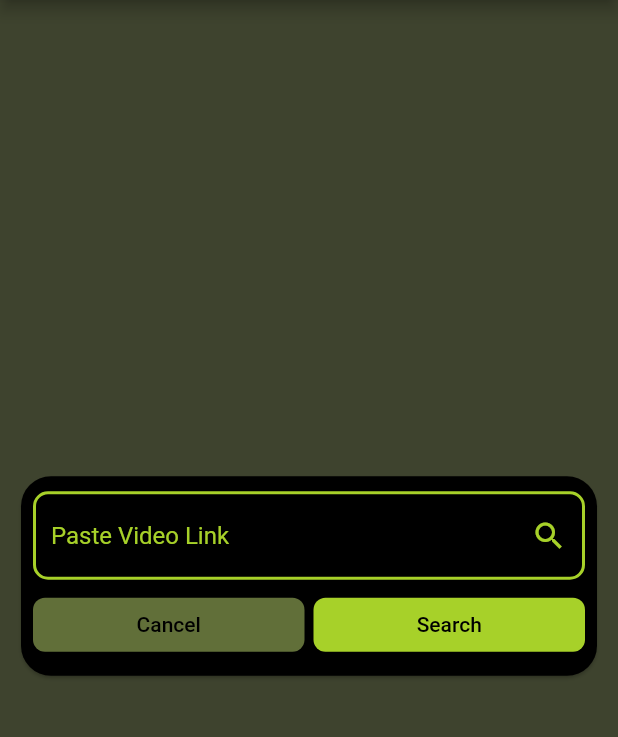
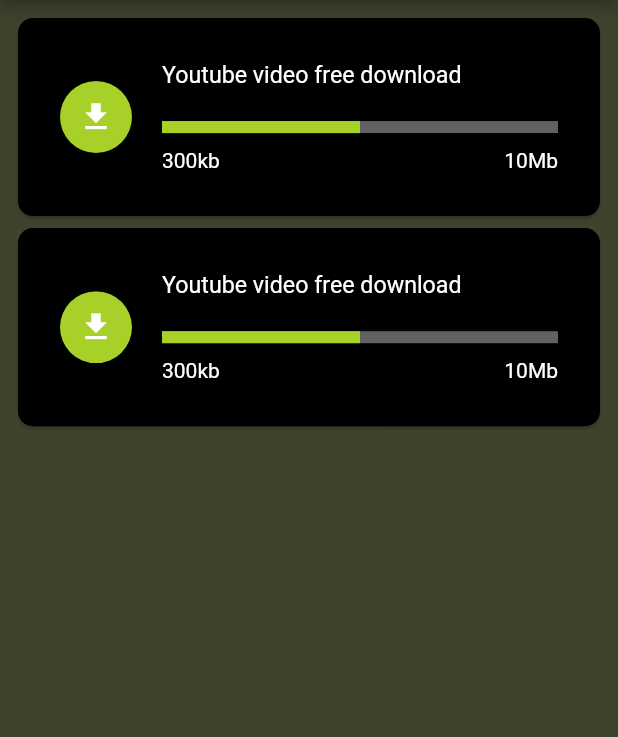
Before and after one commit to NouzNoushad/YT_Downloader, a Flutter app: the screen it shows after launch, on a phone screen of 412 x 824 dp, the part 84-821 px from its top. Run offline on Flutter 3.47's test engine with Material 2 defaults, Android fonts, the phone set to English and light mode, and no system bars; our stand-ins replace bloc, dio, equatable, flutter_bloc, youtube_player_flutter.

Commit message:
download screen ui

```diff
--- a/lib/main.dart
+++ b/lib/main.dart
@@ -17,7 +17,7 @@ class MyApp extends StatelessWidget {
         title: 'Flutter Demo',
         theme: ThemeData.dark(),
         onGenerateRoute: RouteGenerator.onGenerateRoute,
-        initialRoute: RouteConstant.home,
+        initialRoute: RouteConstant.download,
         debugShowCheckedModeBanner: false,
       ),
     );
--- /dev/null
+++ b/lib/presentation/yt_downloads.dart/components/download_item.dart
@@ -0,0 +1,70 @@
+import 'package:flutter/material.dart';
+
+import '../../../utils/colors.dart';
+
+class DownloadItem extends StatelessWidget {
+  const DownloadItem({super.key});
+
+  @override
+  Widget build(BuildContext context) {
+    var size = MediaQuery.of(context).size;
+    return SizedBox(
+      height: size.height * 0.17,
+      child: Card(
+        shape: RoundedRectangleBorder(borderRadius: BorderRadius.circular(10)),
+        color: ColorPicker.colorScheme1,
+        child: Padding(
+          padding: const EdgeInsets.all(8.0),
+          child: Row(children: [
+            Expanded(
+                child: Align(
+              alignment: Alignment.center,
+              child: ClipOval(
+                child: Material(
+                  color: ColorPicker.colorScheme4,
+                  child: IconButton(
+                      onPressed: () {}, icon: const Icon(Icons.file_download)),
+                ),
+              ),
+            )),
+            const Expanded(
+                flex: 3,
+                child: Column(
+                  crossAxisAlignment: CrossAxisAlignment.start,
+                  mainAxisAlignment: MainAxisAlignment.spaceEvenly,
+                  children: [
+                    Text(
+                      'Youtube video free download',
+                      style: TextStyle(
+                          fontSize: 15.5, overflow: TextOverflow.ellipsis),
+                    ),
+                    Column(
+                      children: [
+                        LinearProgressIndicator(
+                          value: 0.5,
+                          minHeight: 8,
+                          color: ColorPicker.colorScheme4,
+                        ),
+                        SizedBox(
+                          height: 10,
+                        ),
+                        Row(
+                          mainAxisAlignment: MainAxisAlignment.spaceBetween,
+                          children: [
+                            Text('300kb'),
+                            Text('10Mb'),
+                          ],
+                        )
+                      ],
+                    ),
+                  ],
+                )),
+            const SizedBox(
+              width: 20,
+            ),
+          ]),
+        ),
+      ),
+    );
+  }
+}
--- /dev/null
+++ b/lib/presentation/yt_downloads.dart/layout/yt_downloads.dart
@@ -0,0 +1,23 @@
+import 'package:flutter/material.dart';
+import 'package:yt_downloader/presentation/widgets/yt_app_bar.dart';
+import 'package:yt_downloader/presentation/yt_downloads.dart/components/download_item.dart';
+import 'package:yt_downloader/utils/colors.dart';
+
+class YtDownloadScreen extends StatelessWidget {
+  const YtDownloadScreen({super.key});
+
+  @override
+  Widget build(BuildContext context) {
+    return Scaffold(
+      backgroundColor: ColorPicker.colorScheme2,
+      appBar: ytAppBar(false),
+      body: const Padding(
+        padding: EdgeInsets.all(8.0),
+        child: Column(children: [
+          DownloadItem(),
+          DownloadItem(),
+        ]),
+      ),
+    );
+  }
+}
--- a/lib/routes/route_constant.dart
+++ b/lib/routes/route_constant.dart
@@ -1,4 +1,5 @@
 class RouteConstant {
   static const String home = "/home";
   static const String video = "/video";
+  static const String download = "/download";
 }
--- a/lib/routes/route_generator.dart
+++ b/lib/routes/route_generator.dart
@@ -1,4 +1,5 @@
 import 'package:flutter/material.dart';
+import 'package:yt_downloader/presentation/yt_downloads.dart/layout/yt_downloads.dart';
 import 'package:yt_downloader/presentation/yt_home/layout/yt_home.dart';
 import 'package:yt_downloader/presentation/yt_video_player/layout/yt_video_player.dart';
 import 'package:yt_downloader/routes/route_constant.dart';
@@ -15,8 +16,12 @@ class RouteGenerator {
         return MaterialPageRoute(
             settings: const RouteSettings(name: RouteConstant.video),
             builder: (context) => YtVideoPlayerScreen(
-              youtubeId: settings.arguments as String,
-            ));
+                  youtubeId: settings.arguments as String,
+                ));
+      case RouteConstant.download:
+        return MaterialPageRoute(
+            settings: const RouteSettings(name: RouteConstant.download),
+            builder: (context) => const YtDownloadScreen());
       default:
         return MaterialPageRoute(
             builder: (context) => const Scaffold(
```
Also changed, not shown: lib/domain/repositories/yt_download.dart (+5 -10 lines), lib/presentation/yt_video_player/components/download_info.dart (+19 -56 lines).
